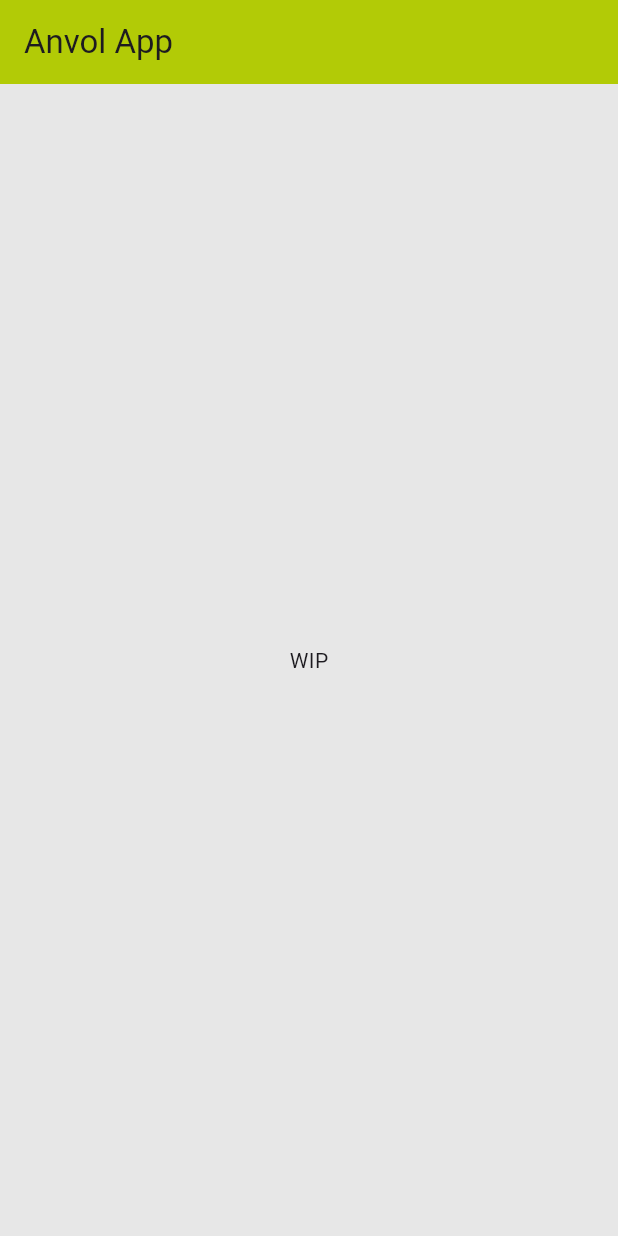
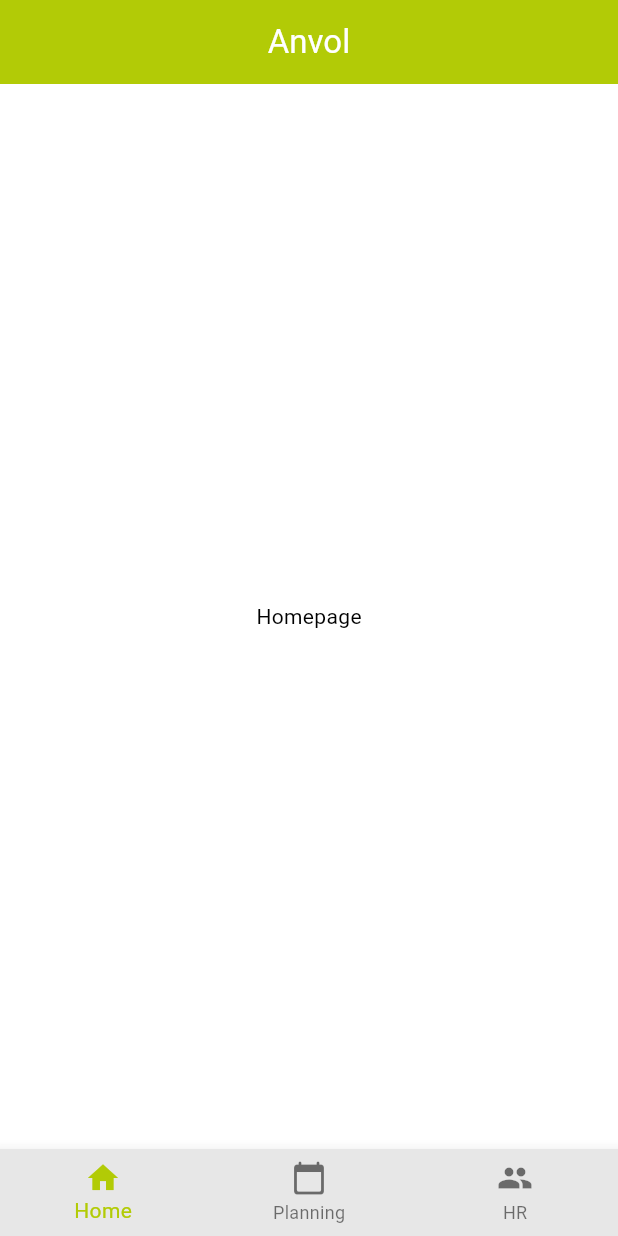
Before and after one commit to sdw2302/anvol_app, a Flutter app: the screen it shows after launch, on a phone screen of 412 x 824 dp. Run offline on Flutter 3.47's test engine with Material 2 defaults, Android fonts, the phone set to English and light mode, and no system bars; Roboto replaces fonts that are missing (Poppins).

Commit message:
changing pages working between home and planning

```diff
--- a/lib/main.dart
+++ b/lib/main.dart
@@ -1,51 +1,39 @@
 import 'package:flutter/material.dart';
+
+import './main_page.dart';
+import './planning_page.dart';
 
 void main() => runApp(const MyApp());
 
 class MyApp extends StatelessWidget {
-  const MyApp({super.key});
+  const MyApp({Key? key}) : super(key: key);
 
   @override
   Widget build(BuildContext context) {
     return MaterialApp(
       title: 'Anvol App',
       theme: ThemeData(
-        colorScheme: ColorScheme.fromSeed(seedColor: Colors.deepPurple),
+        colorScheme: const ColorScheme(
+          brightness: Brightness.light,
+          primary: Color(0xffB2CB06),
+          onPrimary: Colors.white,
+          secondary: Color(0xff80B845),
+          onSecondary: Colors.white,
+          error: Color(0xffE41600),
+          onError: Colors.white,
+          surface: Color(0xffE7E7E7),
+          onSurface: Colors.black,
+          background: Colors.white,
+          onBackground: Colors.black,
+        ),
         useMaterial3: true,
         fontFamily: 'Poppins',
       ),
-      home: const AnvolHomePage(title: 'Anvol App'),
+      routes: {
+        '/': (context) => const MainPage(title: 'Anvol'),
+        '/planning_page/': (context) => const PlanningPage()
+      },
+      initialRoute: '/',
     );
   }
 }
-
-class AnvolHomePage extends StatefulWidget {
-  const AnvolHomePage({super.key, required this.title});
-  final String title;
-
-  @override
-  State<AnvolHomePage> createState() => _AnvolHomePageState();
-}
-
-class _AnvolHomePageState extends State<AnvolHomePage> {
-  @override
-  Widget build(BuildContext context) {
-    return Scaffold(
-      appBar: AppBar(
-        backgroundColor: const Color(0xffB2CB06),
-        title: Text(widget.title),
-      ),
-      body: const Center(
-        child: Column(
-          mainAxisAlignment: MainAxisAlignment.center,
-          children: <Widget>[
-            Text(
-              'WIP',
-            ),
-          ],
-        ),
-      ),
-      backgroundColor: const Color(0xffE7E7E7),
-    );
-  }
-}
--- /dev/null
+++ b/lib/main_page.dart
@@ -0,0 +1,75 @@
+import 'package:flutter/material.dart';
+import './planning_page.dart';
+
+class MainPage extends StatefulWidget {
+  const MainPage({Key? key, required this.title}) : super(key: key);
+  final String title;
+
+  @override
+  State<MainPage> createState() => _MainPageState();
+}
+
+class _MainPageState extends State<MainPage> {
+  int _currentIndex = 0;
+
+  final List<Widget> _pages = [
+    const MainPageContent(
+      title: 'Homepage',
+    ),
+    const PlanningPage(),
+    // Add other pages here
+  ];
+
+  @override
+  Widget build(BuildContext context) {
+    return Scaffold(
+      appBar: AppBar(
+        foregroundColor: Colors.white,
+        backgroundColor: const Color(0xffB2CB06),
+        title: Text(widget.title),
+        centerTitle: true,
+      ),
+      body: _pages[_currentIndex],
+      bottomNavigationBar: BottomNavigationBar(
+        currentIndex: _currentIndex,
+        onTap: (int index) {
+          setState(() {
+            _currentIndex = index;
+          });
+        },
+        items: const [
+          BottomNavigationBarItem(
+            icon: Icon(Icons.home),
+            label: 'Home',
+          ),
+          BottomNavigationBarItem(
+            icon: Icon(Icons.calendar_today_rounded),
+            label: 'Planning',
+          ),
+          BottomNavigationBarItem(
+            icon: Icon(Icons.people),
+            label: 'HR',
+          ),
+        ],
+      ),
+      backgroundColor: Colors.white,
+    );
+  }
+}
+
+class MainPageContent extends StatelessWidget {
+  const MainPageContent({Key? key, required this.title}) : super(key: key);
+  final String title;
+
+  @override
+  Widget build(BuildContext context) {
+    return Center(
+      child: Column(
+        mainAxisAlignment: MainAxisAlignment.center,
+        children: <Widget>[
+          Text(title),
+        ],
+      ),
+    );
+  }
+}
--- /dev/null
+++ b/lib/planning_page.dart
@@ -0,0 +1,20 @@
+import 'package:flutter/material.dart';
+
+class PlanningPage extends StatelessWidget {
+  const PlanningPage({Key? key}) : super(key: key);
+
+  @override
+  Widget build(BuildContext context) {
+    return const Scaffold(
+      body: Center(
+        child: Column(
+          mainAxisAlignment: MainAxisAlignment.center,
+          children: <Widget>[
+            Text('Planning Page'),
+          ],
+        ),
+      ),
+      backgroundColor: Colors.white,
+    );
+  }
+}
```
